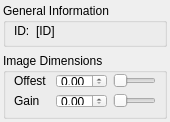
Old version of the form QCam/dockWidgetQCam.ui in the repository itom-project/plugins.
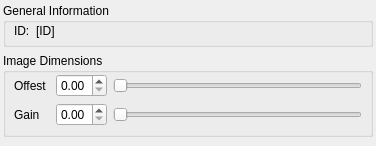
New version of the form.

```diff
--- a/QCam/dockWidgetQCam.ui
+++ b/QCam/dockWidgetQCam.ui
@@ -6,8 +6,8 @@
    <rect>
     <x>0</x>
     <y>0</y>
-    <width>170</width>
-    <height>122</height>
+    <width>376</width>
+    <height>146</height>
    </rect>
   </property>
   <property name="minimumSize">
```
